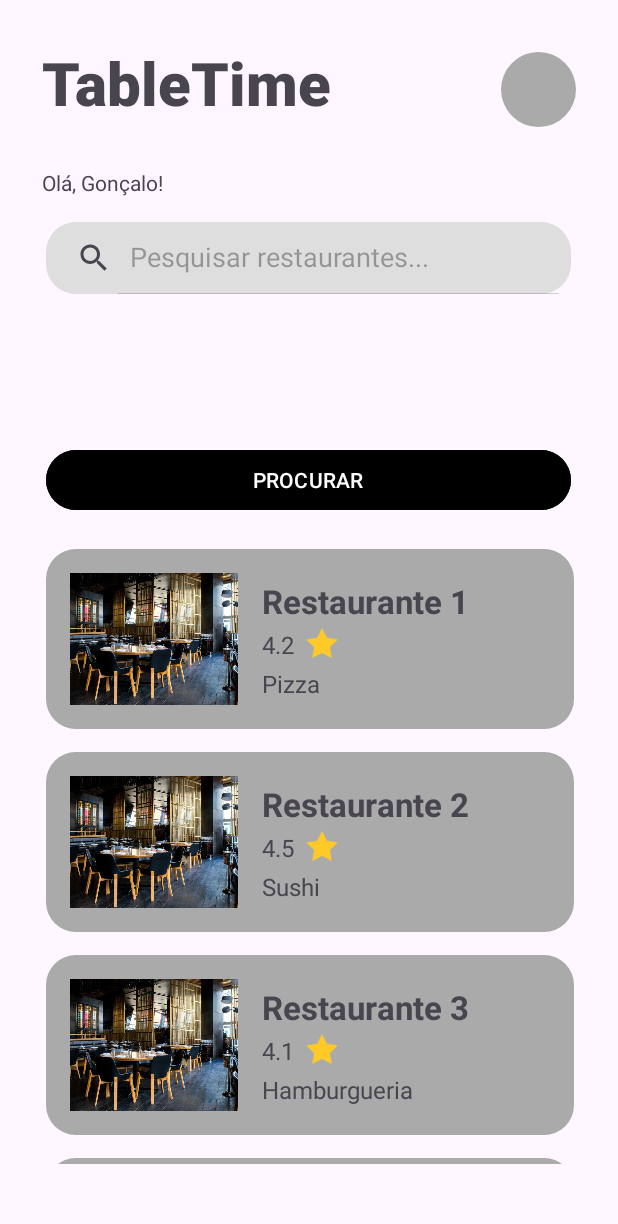
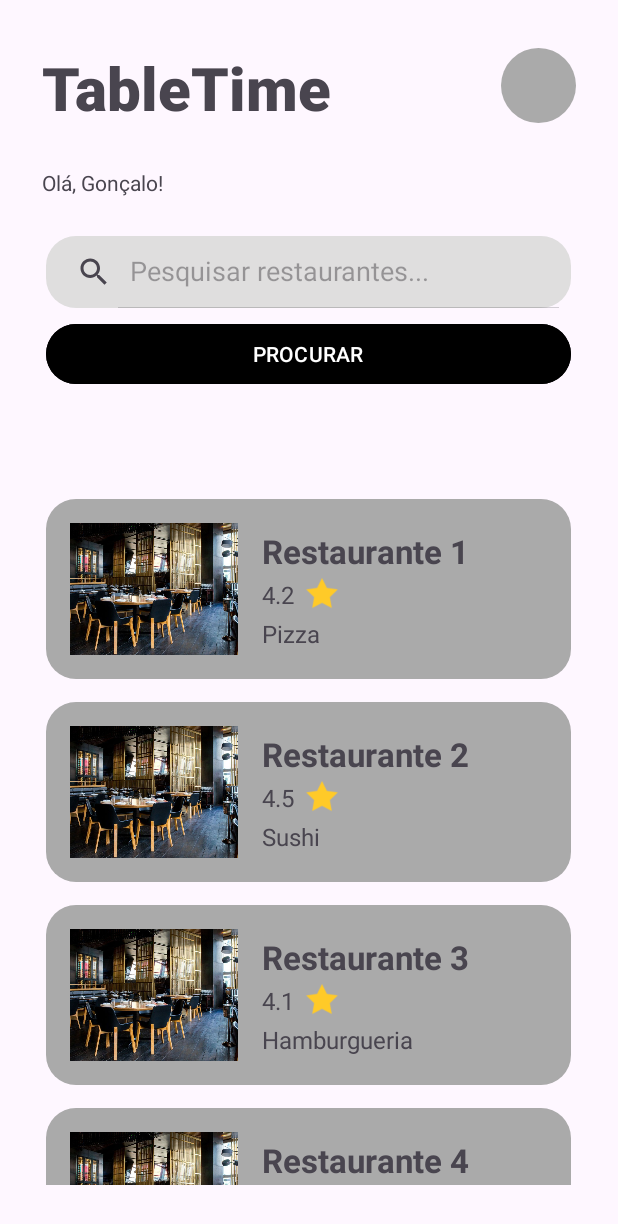
Before and after one commit to khuunsh68/DADM_TableTime, an Android app: the HomepageActivity screen opened directly, with no data from a screen before it, on a phone screen of 412 x 824 dp. Shown: the top 1224 px of the screen. Run offline under Robolectric (Android 15) with nearby library versions, the phone set to English and light mode, and no system bars.

Commit message:
alguns melhoramentos
já consegui abrir o projeto normalmente

```diff
--- a/TableTime/app/src/main/java/com/ua/tabletime/ContaInformacoesActivity.kt
+++ b/TableTime/app/src/main/java/com/ua/tabletime/ContaInformacoesActivity.kt
@@ -12,6 +12,7 @@ import androidx.constraintlayout.widget.ConstraintLayout
 class ContaInformacoesActivity : AppCompatActivity() {
 
     lateinit var buttonTerminarSessao: Button
+    lateinit var textTitulo: TextView
 
     override fun onCreate(savedInstanceState: Bundle?) {
         super.onCreate(savedInstanceState)
@@ -20,11 +21,9 @@ class ContaInformacoesActivity : AppCompatActivity() {
 
         setContentView(R.layout.activity_conta_informacoes)
 
-        // Obtendo referência ao LinearLayout dentro do ScrollView
         val containerReservas = findViewById<LinearLayout>(R.id.containerReservas)
 
-        // Adicionando manualmente os cartões de reserva
-        for (i in 1..5) {//5 cartões exemplo
+        for (i in 1..5) {
             val cardView = layoutInflater.inflate(R.layout.card_reserva, null)
 
             val textViewNomeReserva = cardView.findViewById<TextView>(R.id.textViewNomeRestaurante)
@@ -41,8 +40,14 @@ class ContaInformacoesActivity : AppCompatActivity() {
         }
 
         buttonTerminarSessao = findViewById(R.id.buttonTerminarSessao)
+        textTitulo = findViewById(R.id.textTitulo)
         buttonTerminarSessao.setOnClickListener {
             startActivity(Intent(this, LoginActivity::class.java))
         }
+
+        textTitulo.setOnClickListener {
+            startActivity(Intent(this, HomepageActivity::class.java))
+        }
+
     }
 }
--- a/TableTime/app/src/main/java/com/ua/tabletime/LoginActivity.kt
+++ b/TableTime/app/src/main/java/com/ua/tabletime/LoginActivity.kt
@@ -4,6 +4,7 @@ import android.app.Activity
 import android.content.Intent
 import androidx.appcompat.app.AppCompatActivity
 import android.os.Bundle
+import android.telecom.Call
 import android.util.Patterns
 import android.widget.Button
 import android.widget.EditText
--- a/TableTime/app/src/main/java/com/ua/tabletime/Restaurant.kt
+++ b/TableTime/app/src/main/java/com/ua/tabletime/Restaurant.kt
@@ -1,6 +1,6 @@
 package com.ua.tabletime
 
-data class Restaurant(
+data class  Restaurant(
     val imageResource: Int, // ID da imagem do restaurante
     val name: String,
     val cuisineType: String,
--- a/TableTime/app/src/main/res/layout/activity_homepage.xml
+++ b/TableTime/app/src/main/res/layout/activity_homepage.xml
@@ -7,86 +7,92 @@
     android:layout_height="match_parent"
     tools:context=".HomepageActivity">
 
+    <!-- Container 2 -->
+
     <TextView
         android:id="@+id/textView"
         android:layout_width="wrap_content"
         android:layout_height="wrap_content"
-        android:layout_marginStart="28dp"
-        android:layout_marginTop="28dp"
         android:fontFamily="sans-serif-black"
         android:text="TableTime"
         android:textSize="40sp"
+        app:layout_constraintBottom_toBottomOf="parent"
+        app:layout_constraintEnd_toEndOf="parent"
+        app:layout_constraintHorizontal_bias="0.127"
         app:layout_constraintStart_toStartOf="parent"
-        app:layout_constraintTop_toTopOf="parent" />
-
-    <!-- Container 2 -->
+        app:layout_constraintTop_toTopOf="parent"
+        app:layout_constraintVertical_bias="0.041" />
 
     <TextView
         android:id="@+id/textView2"
         android:layout_width="wrap_content"
         android:layout_height="wrap_content"
-        android:layout_marginStart="28dp"
         android:text="Olá, Gonçalo!"
         app:layout_constraintBottom_toBottomOf="parent"
+        app:layout_constraintEnd_toEndOf="parent"
+        app:layout_constraintHorizontal_bias="0.085"
         app:layout_constraintStart_toStartOf="parent"
         app:layout_constraintTop_toTopOf="parent"
         app:layout_constraintVertical_bias="0.139" />
+
+    <!-- Container 3 -->
+
+    <!-- Container 4 -->
 
     <SearchView
         android:id="@+id/searchView"
         android:layout_width="350dp"
         android:layout_height="wrap_content"
-        android:layout_marginTop="148dp"
         android:background="@drawable/corners_search_view"
         android:backgroundTint="#DFDEDE"
         android:iconifiedByDefault="false"
         android:queryHint="Pesquisar restaurantes..."
+        app:layout_constraintBottom_toBottomOf="parent"
         app:layout_constraintEnd_toEndOf="parent"
         app:layout_constraintHorizontal_bias="0.491"
         app:layout_constraintStart_toStartOf="parent"
-        app:layout_constraintTop_toTopOf="parent" />
+        app:layout_constraintTop_toTopOf="parent"
+        app:layout_constraintVertical_bias="0.203" />
 
     <Button
         android:id="@+id/buttonSearch"
         android:layout_width="350dp"
         android:layout_height="wrap_content"
-        android:layout_marginBottom="480dp"
         android:backgroundTint="@color/black"
         android:text="PROCURAR"
         android:textColor="@color/white"
         app:layout_constraintBottom_toBottomOf="parent"
         app:layout_constraintEnd_toEndOf="parent"
         app:layout_constraintHorizontal_bias="0.491"
-        app:layout_constraintStart_toStartOf="parent" />
-
-    <!-- Container 3 -->
-
-    <!-- Container 4 -->
+        app:layout_constraintStart_toStartOf="parent"
+        app:layout_constraintTop_toTopOf="parent"
+        app:layout_constraintVertical_bias="0.273" />
 
     <LinearLayout
         android:id="@+id/btnProfilePage"
         android:layout_width="50dp"
         android:layout_height="50dp"
-        android:layout_marginEnd="28dp"
         android:background="@drawable/avatar_corner_border"
         android:orientation="vertical"
         app:layout_constraintBottom_toBottomOf="parent"
         app:layout_constraintEnd_toEndOf="parent"
+        app:layout_constraintHorizontal_bias="0.922"
+        app:layout_constraintStart_toStartOf="parent"
         app:layout_constraintTop_toTopOf="parent"
-        app:layout_constraintVertical_bias="0.045">
+        app:layout_constraintVertical_bias="0.041">
 
     </LinearLayout>
 
     <androidx.recyclerview.widget.RecyclerView
         android:id="@+id/recyclerViewRestaurants"
-        android:layout_width="352dp"
-        android:layout_height="410dp"
+        android:layout_width="350dp"
+        android:layout_height="457dp"
         app:layout_constraintBottom_toBottomOf="parent"
         app:layout_constraintEnd_toEndOf="parent"
-        app:layout_constraintHorizontal_bias="0.508"
+        app:layout_constraintHorizontal_bias="0.491"
         app:layout_constraintStart_toStartOf="parent"
         app:layout_constraintTop_toTopOf="parent"
-        app:layout_constraintVertical_bias="0.884" />
+        app:layout_constraintVertical_bias="0.908" />
 
 
 </androidx.constraintlayout.widget.ConstraintLayout>
```
